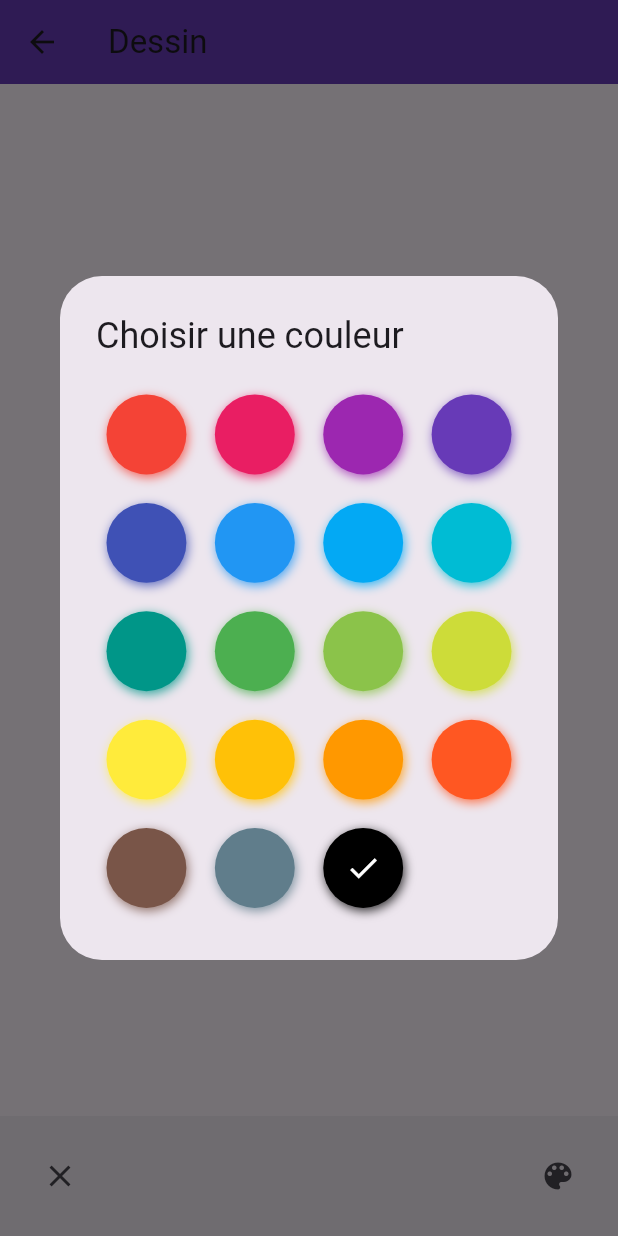
After one commit to Camtax53/PROG_MOBILE, a Flutter app: the DessinPage screen opened directly, after a tap on the "color lens" icon, on a phone screen of 412 x 824 dp. The commit adds this screen. Run offline on Flutter 3.47's test engine with Material 2 defaults, Android fonts, the phone set to English and light mode, and no system bars; drawn by our look-alikes of flutter_colorpicker; our stand-ins replace sensors_plus.

Commit message:
ajout dessin avec choix couleur

```diff
--- /dev/null
+++ b/lib/tuto/dessin.dart
@@ -0,0 +1,57 @@
+import 'package:flutter/material.dart';
+import 'package:flutter_colorpicker/flutter_colorpicker.dart';
+
+class DessinPage extends StatefulWidget {
+  @override
+  _DessinPageState createState() => _DessinPageState();
+}
+
+class _DessinPageState extends State<DessinPage> {
+  Color _currentColor = Colors.black; // Couleur du pinceau
+
+  @override
+  Widget build(BuildContext context) {
+    return Scaffold(
+      appBar: AppBar(
+        backgroundColor: Colors.deepPurple,
+        title: const Text('Dessin '),
+      ),
+      bottomNavigationBar: BottomAppBar(
+        child: Row(
+          mainAxisAlignment: MainAxisAlignment.spaceBetween,
+          children: <Widget>[
+            IconButton(
+              icon: Icon(Icons.close),
+              onPressed: () {
+                //effacer tous les dessins
+              },
+            ),
+            IconButton(
+              icon: Icon(Icons.color_lens),
+              onPressed: () {
+                showDialog(
+                  context: context,
+                  builder: (BuildContext context) {
+                    return AlertDialog(
+                      title: Text('Choisir une couleur'),
+                      content: SingleChildScrollView(
+                        child: BlockPicker(
+                          pickerColor: _currentColor,
+                          onColorChanged: (Color color) {
+                            setState(() {
+                              _currentColor = color;
+                            });
+                          },
+                        ),
+                      ),
+                    );
+                  },
+                );
+              },
+            ),
+          ],
+        ),
+      ),
+    );
+  }
+}
--- a/pubspec.yaml
+++ b/pubspec.yaml
@@ -31,6 +31,7 @@ dependencies:
   flutter:
     sdk: flutter
   sensors_plus: ^2.0.2
+  flutter_colorpicker: ^1.0.3
 
 
 
```
Also changed, not shown: lib/main.dart (+10 -0 lines), lib/tuto/labyrinthe.dart (+71 -33 lines), pubspec.lock.
